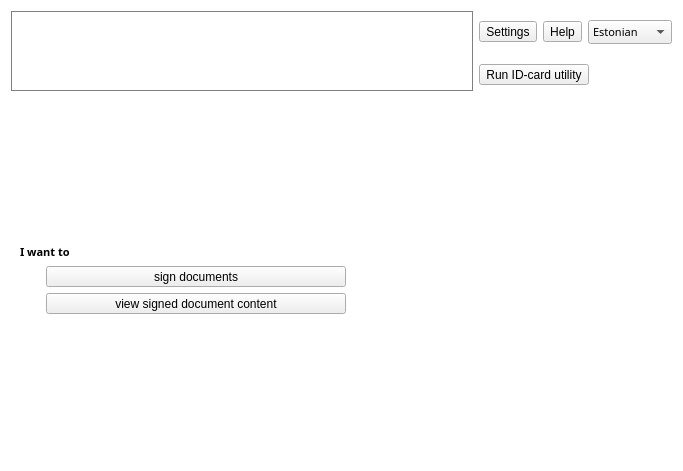
Old version of the form qdigidocclient/trunk/src/ui/MainWindow.ui in the repository tixsys/esteid.
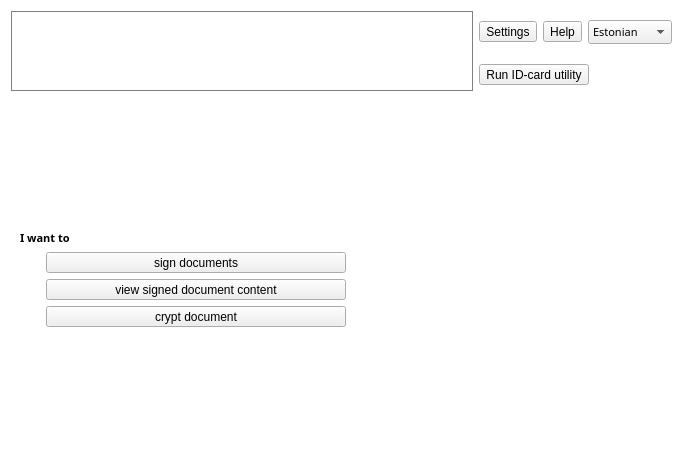
New version of the form. Icons and pictures are not drawn.

Commit message: Add Mobile-ID and crypt buttons

```diff
--- a/qdigidocclient/trunk/src/ui/MainWindow.ui
+++ b/qdigidocclient/trunk/src/ui/MainWindow.ui
@@ -296,7 +296,7 @@
          </property>
         </widget>
        </item>
-       <item row="4" column="2" >
+       <item row="5" column="2" >
         <spacer name="verticalSpacer_3" >
          <property name="orientation" >
           <enum>Qt::Vertical</enum>
@@ -309,6 +309,19 @@
          </property>
         </spacer>
        </item>
+       <item row="4" column="1" >
+        <widget class="QToolButton" name="homeCryptBDoc" >
+         <property name="minimumSize" >
+          <size>
+           <width>300</width>
+           <height>0</height>
+          </size>
+         </property>
+         <property name="text" >
+          <string>crypt document</string>
+         </property>
+        </widget>
+       </item>
       </layout>
      </widget>
      <widget class="QWidget" name="introBDoc" >
```
Left out of the diff: 14 changed lines with no effect on the pictures.
